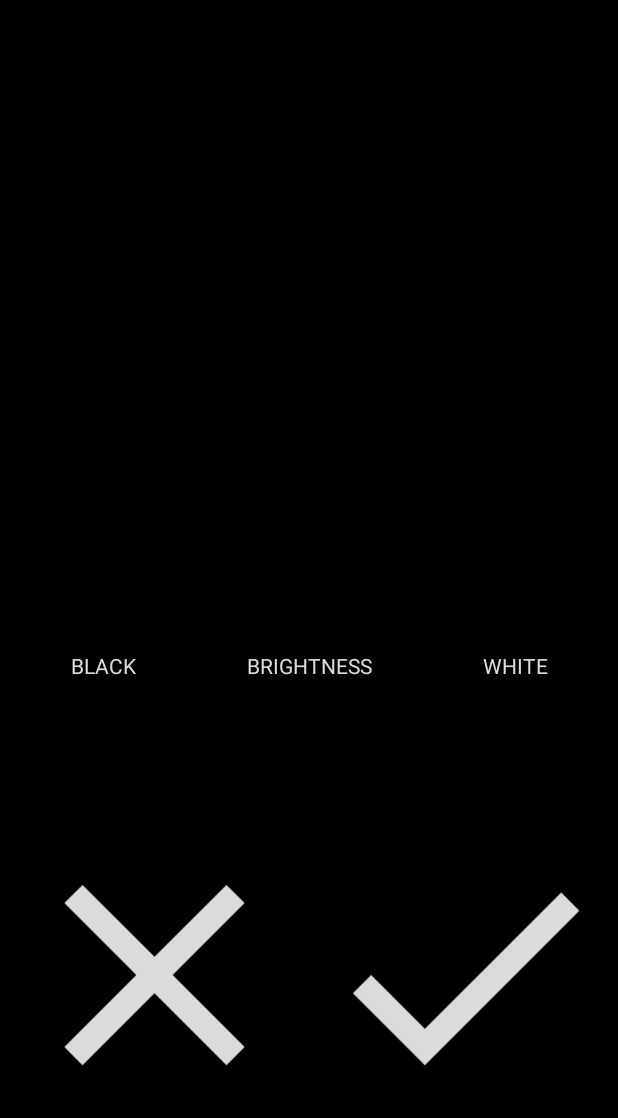
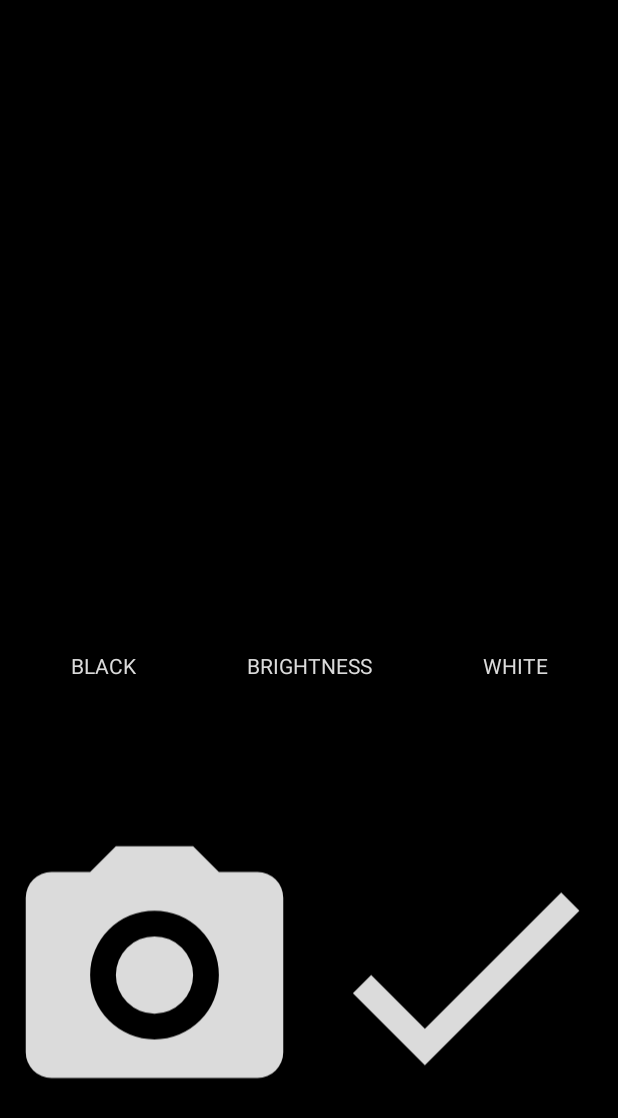
Before and after one commit to vshkl/PXLSRT, an Android app: the layout activity_preview.xml on its own in the app's theme, with its tools: preview values and no code run, on a phone screen of 412 x 824 dp. Shown: the top 1118 px of the screen. Run offline under Robolectric (Android 15) with nearby library versions, the phone set to English and light mode, and no system bars.

Commit message:
Increase buttons padding at preview screen

```diff
--- a/app/src/main/res/layout/activity_preview.xml
+++ b/app/src/main/res/layout/activity_preview.xml
@@ -74,9 +74,9 @@
             android:layout_width="0dp"
             android:layout_height="match_parent"
             android:layout_weight="1"
-            android:paddingBottom="40dp"
-            android:paddingTop="40dp"
-            app:srcCompat="@drawable/ic_close"
+            android:paddingBottom="48dp"
+            android:paddingTop="48dp"
+            app:srcCompat="@drawable/ic_camera_new"
             />
 
         <ImageView
@@ -84,8 +84,8 @@
             android:layout_width="0dp"
             android:layout_height="match_parent"
             android:layout_weight="1"
-            android:paddingBottom="40dp"
-            android:paddingTop="40dp"
+            android:paddingBottom="48dp"
+            android:paddingTop="48dp"
             app:srcCompat="@drawable/ic_ok"
             />
 
```
